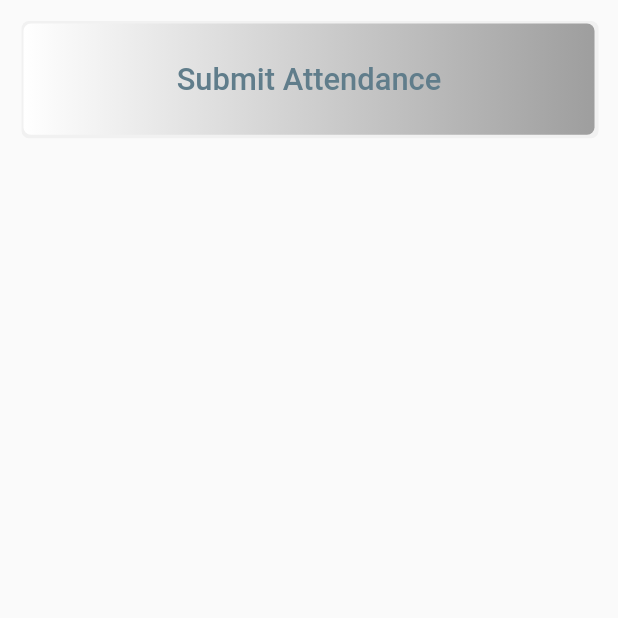
After one commit to mostofashawon/online_attendance, a Flutter app: the SubmitAttendanceView screen opened by its route, on a phone screen of 412 x 824 dp, the top half of it. The commit adds this screen. Run offline on Flutter 3.47's test engine with Material 2 defaults, Android fonts, the light colour scheme and no system bars; our stand-ins replace get; network calls fail.

Commit message:
Adding Click Event in Store List View ...

```diff
--- a/lib/app/modules/home/views/home_view.dart
+++ b/lib/app/modules/home/views/home_view.dart
@@ -2,6 +2,8 @@ import 'package:flutter/material.dart';
 import 'package:flutter/services.dart';
 
 import 'package:get/get.dart';
+import 'package:online_attendance/app/modules/submit_attendance/views/submit_attendance_view.dart';
+import 'package:online_attendance/app/routes/app_pages.dart';
 
 import '../controllers/home_controller.dart';
 
@@ -74,6 +76,10 @@ class HomeView extends GetView<HomeController> {
                   left: screenHeight * 0.019,
                   right: screenHeight * 0.019,
                 ),
+                child: GestureDetector(
+                  onTap: (){
+                    Get.toNamed(Routes.SUBMIT_ATTENDANCE);
+                  },
                   child: Card(
                     shape: RoundedRectangleBorder(
                       borderRadius: BorderRadius.circular(20.0),
@@ -188,6 +194,7 @@ class HomeView extends GetView<HomeController> {
                     ),
 
                   ),
+                ),
               );
             }));
       })
--- /dev/null
+++ b/lib/app/modules/submit_attendance/views/submit_attendance_view.dart
@@ -0,0 +1,62 @@
+import 'package:flutter/material.dart';
+import 'package:flutter/services.dart';
+
+import 'package:get/get.dart';
+
+import '../controllers/submit_attendance_controller.dart';
+
+class SubmitAttendanceView extends GetView<SubmitAttendanceController> {
+  @override
+  Widget build(BuildContext context) {
+
+    SystemChrome.setEnabledSystemUIMode(SystemUiMode.manual,
+        overlays: [SystemUiOverlay.bottom]);
+    var screenHeight = MediaQuery.of(context).size.height;
+    var screenWidth = MediaQuery.of(context).size.width;
+
+    return Scaffold(
+      body: Column(
+        children: [
+          Padding(
+            padding: EdgeInsets.only(
+                left: screenHeight * 0.019,
+                right: screenHeight * 0.019,
+                top: screenHeight * 0.019),
+            child: Container(
+              width: screenWidth,
+              height: screenHeight * 0.090,
+              decoration: BoxDecoration(
+                  borderRadius: BorderRadius.circular(5),
+                  gradient: LinearGradient(
+                      colors: [
+                        Colors.white,
+                        Colors.grey
+                      ]
+                  ),
+                  boxShadow: [
+                    BoxShadow(
+                        color: Colors.grey.withOpacity(0.1),
+                        spreadRadius: 2,
+                        offset: Offset(0.7, 0.3))
+                  ]),
+              child: Row(
+                mainAxisAlignment: MainAxisAlignment.center,
+                children: [
+                  Text('Submit Attendance',
+                    textAlign: TextAlign.center,
+                    style: TextStyle(
+                        color: Colors.blueGrey,
+                        fontSize: screenHeight * 0.025,
+                        fontWeight: FontWeight.w500
+                    ),)
+                ],
+              ),
+            ),
+          ),
+          SizedBox(height: screenHeight * 0.020,),
+
+        ],
+      )
+    );
+  }
+}
--- a/lib/app/routes/app_pages.dart
+++ b/lib/app/routes/app_pages.dart
@@ -2,6 +2,8 @@ import 'package:get/get.dart';
 
 import 'package:online_attendance/app/modules/home/bindings/home_binding.dart';
 import 'package:online_attendance/app/modules/home/views/home_view.dart';
+import 'package:online_attendance/app/modules/submit_attendance/bindings/submit_attendance_binding.dart';
+import 'package:online_attendance/app/modules/submit_attendance/views/submit_attendance_view.dart';
 
 part 'app_routes.dart';
 
@@ -16,5 +18,10 @@ class AppPages {
       page: () => HomeView(),
       binding: HomeBinding(),
     ),
+    GetPage(
+      name: _Paths.SUBMIT_ATTENDANCE,
+      page: () => SubmitAttendanceView(),
+      binding: SubmitAttendanceBinding(),
+    ),
   ];
 }
--- a/lib/app/routes/app_routes.dart
+++ b/lib/app/routes/app_routes.dart
@@ -5,8 +5,10 @@ abstract class Routes {
   Routes._();
 
   static const HOME = _Paths.HOME;
+  static const SUBMIT_ATTENDANCE = _Paths.SUBMIT_ATTENDANCE;
 }
 
 abstract class _Paths {
   static const HOME = '/home';
+  static const SUBMIT_ATTENDANCE = '/submit-attendance';
 }
```
Also changed, not shown: lib/app/modules/submit_attendance/bindings/submit_attendance_binding.dart (added, +12 -0 lines), lib/app/modules/submit_attendance/controllers/submit_attendance_controller.dart (added, +56 -0 lines). Lines whose indentation alone changed are shown as unchanged.
